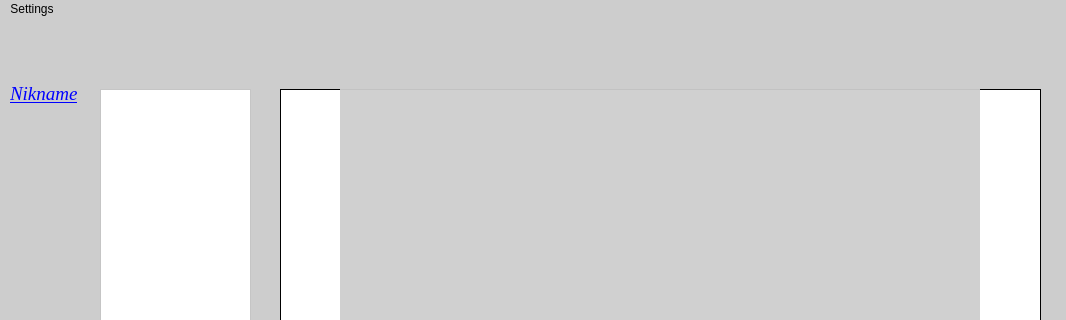
Qt form QTClient/Ui/mainwindow.ui (icarazob/TCPVideoChatQT) before a commit; both pictures show x 0 to 1066 and y 0 to 320 of the 1066 by 805 pixel window.
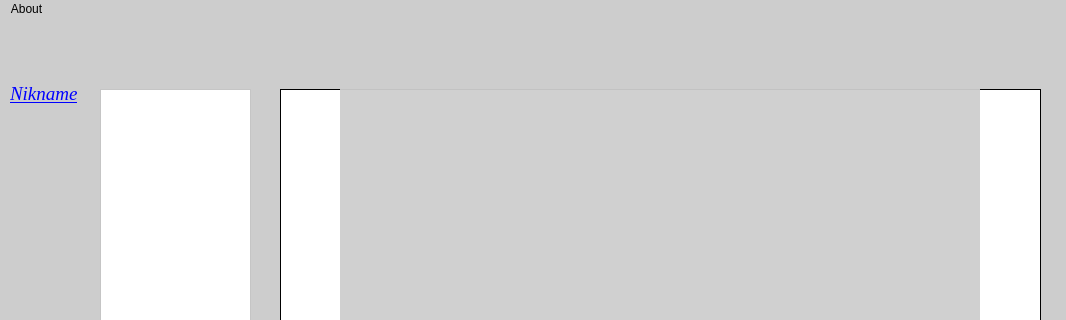
The same form after that commit. Icons and pictures are not drawn.

Commit message: Added ui about and settings. Also added settings windows controller to catch signals from settings ui.

What changed in the file:
```diff
--- a/QTClient/Ui/mainwindow.ui
+++ b/QTClient/Ui/mainwindow.ui
@@ -142,7 +142,7 @@
    <widget class="QPushButton" name="videoButton">
     <property name="geometry">
      <rect>
-      <x>910</x>
+      <x>860</x>
       <y>0</y>
       <width>41</width>
       <height>31</height>
@@ -178,7 +178,7 @@
     </property>
     <property name="geometry">
      <rect>
-      <x>990</x>
+      <x>940</x>
       <y>0</y>
       <width>41</width>
       <height>31</height>
@@ -230,7 +230,7 @@
    <widget class="QPushButton" name="audioButton">
     <property name="geometry">
      <rect>
-      <x>950</x>
+      <x>900</x>
       <y>0</y>
       <width>41</width>
       <height>31</height>
@@ -277,14 +277,14 @@
      <height>21</height>
     </rect>
    </property>
-   <widget class="QMenu" name="menuSettings">
+   <widget class="QMenu" name="menuAbout">
     <property name="title">
-     <string>Settings</string>
+     <string>About</string>
     </property>
     <addaction name="separator"/>
     <addaction name="separator"/>
    </widget>
-   <addaction name="menuSettings"/>
+   <addaction name="menuAbout"/>
   </widget>
   <action name="actionLogin">
    <property name="text">
```
Left out of the diff: 32 changed lines with no effect on the pictures. The commit also changes 25 other files.
